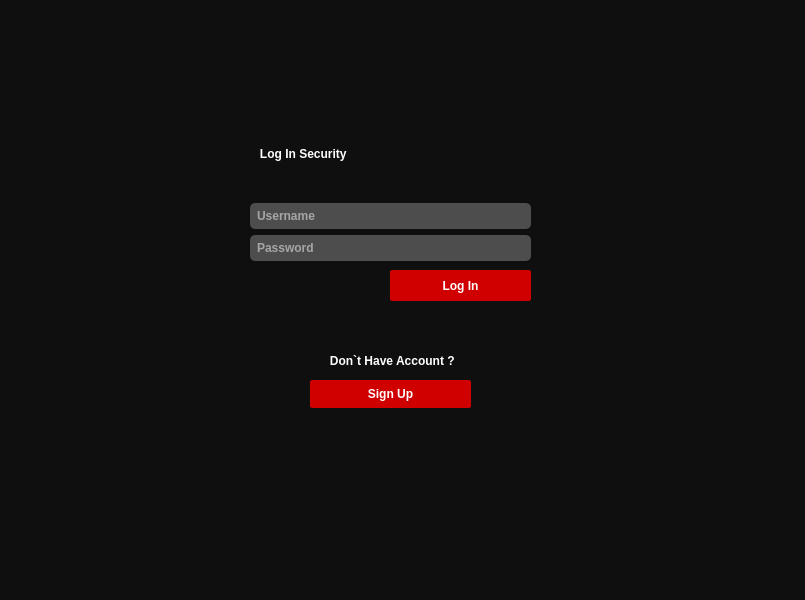
Old version of the form mainwindow.ui in the repository Pouyaamini123/Messenger_smile_20.
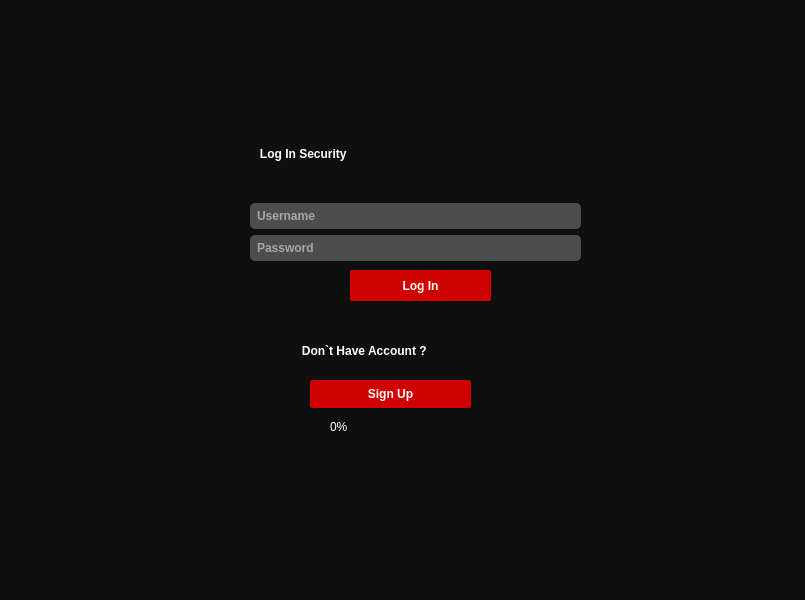
New version of the form. Icons and pictures are not drawn.

Patch:
```diff
--- a/mainwindow.ui
+++ b/mainwindow.ui
@@ -239,8 +239,8 @@
    <widget class="QLabel" name="label">
     <property name="geometry">
      <rect>
-      <x>250</x>
-      <y>340</y>
+      <x>222</x>
+      <y>330</y>
       <width>279</width>
       <height>41</height>
      </rect>
@@ -255,7 +255,7 @@
    <widget class="QPushButton" name="pushButton_2">
     <property name="geometry">
      <rect>
-      <x>390</x>
+      <x>350</x>
       <y>270</y>
       <width>141</width>
       <height>31</height>
@@ -270,7 +270,7 @@
      <rect>
       <x>250</x>
       <y>110</y>
-      <width>281</width>
+      <width>331</width>
       <height>151</height>
      </rect>
     </property>
@@ -320,6 +320,19 @@
      </item>
     </layout>
    </widget>
+   <widget class="QProgressBar" name="progressBar">
+    <property name="geometry">
+     <rect>
+      <x>330</x>
+      <y>420</y>
+      <width>118</width>
+      <height>23</height>
+     </rect>
+    </property>
+    <property name="value">
+     <number>0</number>
+    </property>
+   </widget>
   </widget>
   <widget class="QStatusBar" name="statusbar"/>
  </widget>
```
